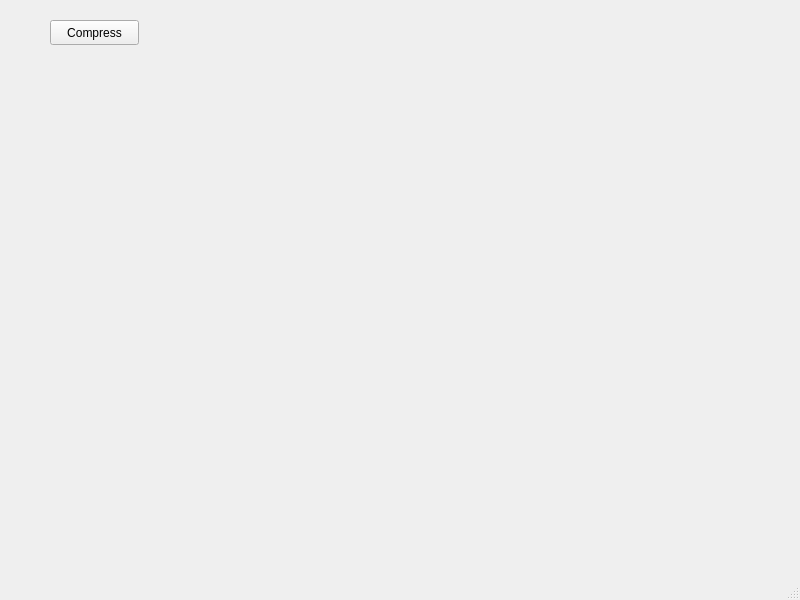
Above: LZW/mainwindow.ui from KendallMM/TECloudDrive before the change. Below: the same form after it.
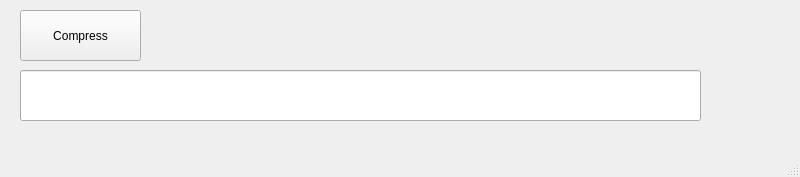
That is the form after the change.

Patch:
```diff
--- a/LZW/mainwindow.ui
+++ b/LZW/mainwindow.ui
@@ -7,7 +7,7 @@
     <x>0</x>
     <y>0</y>
     <width>800</width>
-    <height>600</height>
+    <height>177</height>
    </rect>
   </property>
   <property name="windowTitle">
@@ -17,16 +17,26 @@
    <widget class="QPushButton" name="pushButton">
     <property name="geometry">
      <rect>
-      <x>50</x>
-      <y>20</y>
-      <width>89</width>
-      <height>25</height>
+      <x>20</x>
+      <y>10</y>
+      <width>121</width>
+      <height>51</height>
      </rect>
     </property>
     <property name="text">
      <string>Compress</string>
     </property>
    </widget>
+   <widget class="QLineEdit" name="lineEdit">
+    <property name="geometry">
+     <rect>
+      <x>20</x>
+      <y>70</y>
+      <width>681</width>
+      <height>51</height>
+     </rect>
+    </property>
+   </widget>
   </widget>
   <widget class="QMenuBar" name="menubar">
    <property name="geometry">
```
